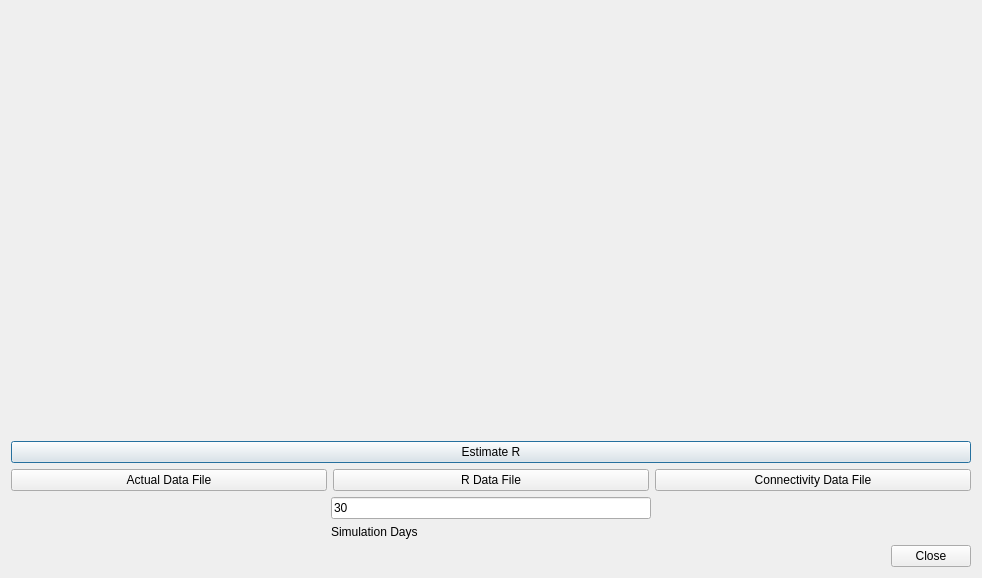
The window that CoronaSimulationDialog.ui (mmonem/CoronaEstimation) describes before a commit, drawn with Qt 5.
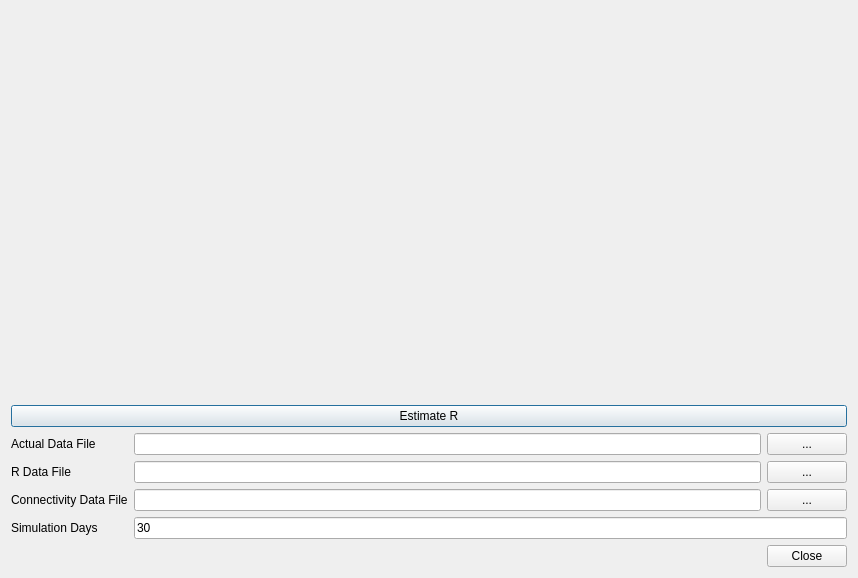
The same window after the commit.

Patch:
```diff
--- a/CoronaSimulationDialog.ui
+++ b/CoronaSimulationDialog.ui
@@ -6,7 +6,7 @@
    <rect>
     <x>0</x>
     <y>0</y>
-    <width>982</width>
+    <width>858</width>
     <height>578</height>
    </rect>
   </property>
@@ -38,75 +38,101 @@
     </widget>
    </item>
    <item>
-    <layout class="QHBoxLayout" name="horizontalLayout_2">
-     <item>
-      <widget class="QPushButton" name="actualDataFileButton">
+    <layout class="QFormLayout" name="formLayout">
+     <item row="0" column="0">
+      <widget class="QLabel" name="actualDataFileLabel">
        <property name="text">
         <string>Actual Data File</string>
        </property>
       </widget>
      </item>
-     <item>
-      <widget class="QPushButton" name="RDataFileButton">
+     <item row="0" column="1">
+      <layout class="QHBoxLayout" name="horizontalLayout">
+       <item>
+        <widget class="QLineEdit" name="actualDataFileLineEdit">
+         <property name="readOnly">
+          <bool>true</bool>
+         </property>
+        </widget>
+       </item>
+       <item>
+        <widget class="QPushButton" name="actualDataFileButton">
+         <property name="text">
+          <string>...</string>
+         </property>
+        </widget>
+       </item>
+      </layout>
+     </item>
+     <item row="2" column="0">
+      <widget class="QLabel" name="rDataFileLabel">
        <property name="text">
         <string>R Data File</string>
        </property>
       </widget>
      </item>
-     <item>
-      <widget class="QPushButton" name="connectivityDataFileButton">
+     <item row="2" column="1">
+      <layout class="QHBoxLayout" name="horizontalLayout_3">
+       <property name="leftMargin">
+        <number>0</number>
+       </property>
+       <item>
+        <widget class="QLineEdit" name="RDataFileLineEdit">
+         <property name="readOnly">
+          <bool>true</bool>
+         </property>
+        </widget>
+       </item>
+       <item>
+        <widget class="QPushButton" name="RDataFileButton">
+         <property name="text">
+          <string>...</string>
+         </property>
+        </widget>
+       </item>
+      </layout>
+     </item>
+     <item row="4" column="0">
+      <widget class="QLabel" name="connectivityDataFileLabel">
        <property name="text">
         <string>Connectivity Data File</string>
        </property>
       </widget>
      </item>
-    </layout>
-   </item>
-   <item>
-    <layout class="QHBoxLayout" name="horizontalLayout">
-     <item>
-      <spacer name="horizontalSpacer_2">
-       <property name="orientation">
-        <enum>Qt::Horizontal</enum>
+     <item row="4" column="1">
+      <layout class="QHBoxLayout" name="horizontalLayout_4">
+       <property name="leftMargin">
+        <number>0</number>
        </property>
-       <property name="sizeHint" stdset="0">
-        <size>
-         <width>40</width>
-         <height>20</height>
-        </size>
-       </property>
-      </spacer>
-     </item>
-     <item>
-      <layout class="QVBoxLayout" name="verticalLayout_5">
        <item>
-        <widget class="QLineEdit" name="lineEditSimulationDays">
-         <property name="text">
-          <string>30</string>
+        <widget class="QLineEdit" name="connectivityFileLineEdit">
+         <property name="readOnly">
+          <bool>true</bool>
          </property>
         </widget>
        </item>
        <item>
-        <widget class="QLabel" name="label">
+        <widget class="QPushButton" name="connectivityDataFileButton">
          <property name="text">
-          <string>Simulation Days</string>
+          <string>...</string>
          </property>
         </widget>
        </item>
       </layout>
      </item>
-     <item>
-      <spacer name="horizontalSpacer">
-       <property name="orientation">
-        <enum>Qt::Horizontal</enum>
+     <item row="5" column="0">
+      <widget class="QLabel" name="simulationDaysLabel">
+       <property name="text">
+        <string>Simulation Days</string>
        </property>
-       <property name="sizeHint" stdset="0">
-        <size>
-         <width>40</width>
-         <height>20</height>
-        </size>
+      </widget>
+     </item>
+     <item row="5" column="1">
+      <widget class="QLineEdit" name="lineEditSimulationDays">
+       <property name="text">
+        <string>30</string>
        </property>
-      </spacer>
+      </widget>
      </item>
     </layout>
    </item>
```
Left out of the diff: 2 changed lines with no effect on the pictures.
